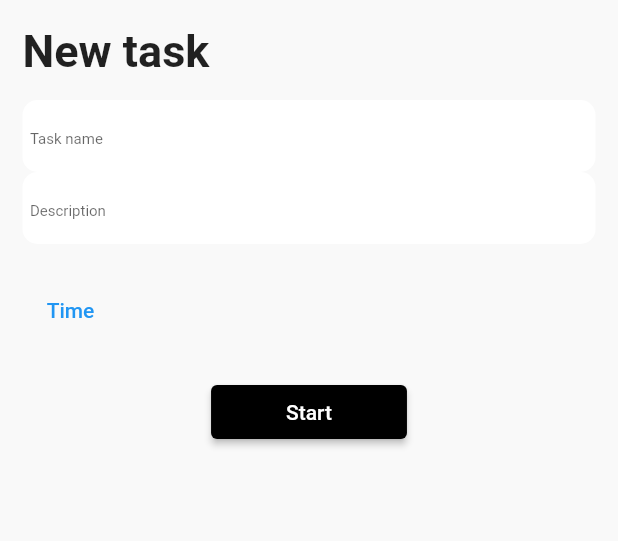
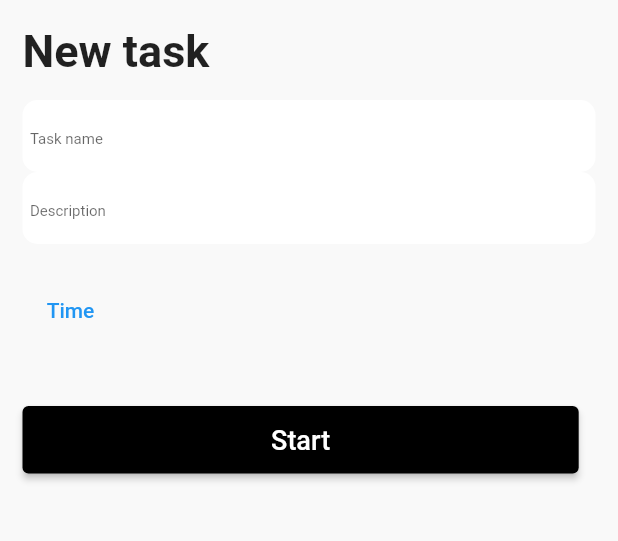
Before and after one commit to Remy-Arinze/doey, a Flutter app: the Pomodoro screen opened directly, on a phone screen of 412 x 824 dp, the part 59-600 px from its top. Run offline on Flutter 3.47's test engine with Material 2 defaults, Android fonts, the phone set to English and light mode, and no system bars; our stand-ins replace fl_chart, flutter_advanced_drawer, flutter_slidable, hive, hive_flutter, icons_plus and 2 more; missing offline and left inert: moment_dart; accounts and stored records are empty.

Commit message:
button fix

```diff
--- a/lib/pages/Pomodoro.dart
+++ b/lib/pages/Pomodoro.dart
@@ -1,6 +1,7 @@
 // ignore_for_file: prefer_const_constructors, prefer_const_literals_to_create_immutables
 
 import 'package:doey/pages/CountDown.dart';
+import 'package:doey/utils/constants.dart';
 import 'package:doey/widgets/Global/constants.dart';
 import 'package:doey/widgets/Input/TextBox.dart';
 import 'package:flutter/material.dart';
@@ -81,7 +82,6 @@ class _PomodoroState extends State<Pomodoro> {
                           onChanged: (value) {
                             setState(() {
                               hour = value;
-                              print(hour);
                             });
                           }),
                       NumberPicker(
@@ -112,8 +112,10 @@ class _PomodoroState extends State<Pomodoro> {
                   ),
                 )
               : SizedBox(),
-          SizedBox(height: 20),
-          Center(
+          SizedBox(height: 40),
+          SizedBox(
+            width: mediaSize(context).width * 0.9,
+            height: 45,
             child: ElevatedButton(
               onPressed: () {
                 Navigator.push(
@@ -129,7 +131,10 @@ class _PomodoroState extends State<Pomodoro> {
                   padding: MaterialStateProperty.all(
                       EdgeInsets.symmetric(horizontal: 50)),
                   backgroundColor: MaterialStateProperty.all(Colors.black)),
-              child: Text('Start'),
+              child: Text(
+                'Start',
+                style: TextStyle(fontSize: 18),
+              ),
             ),
           )
         ]),
```
